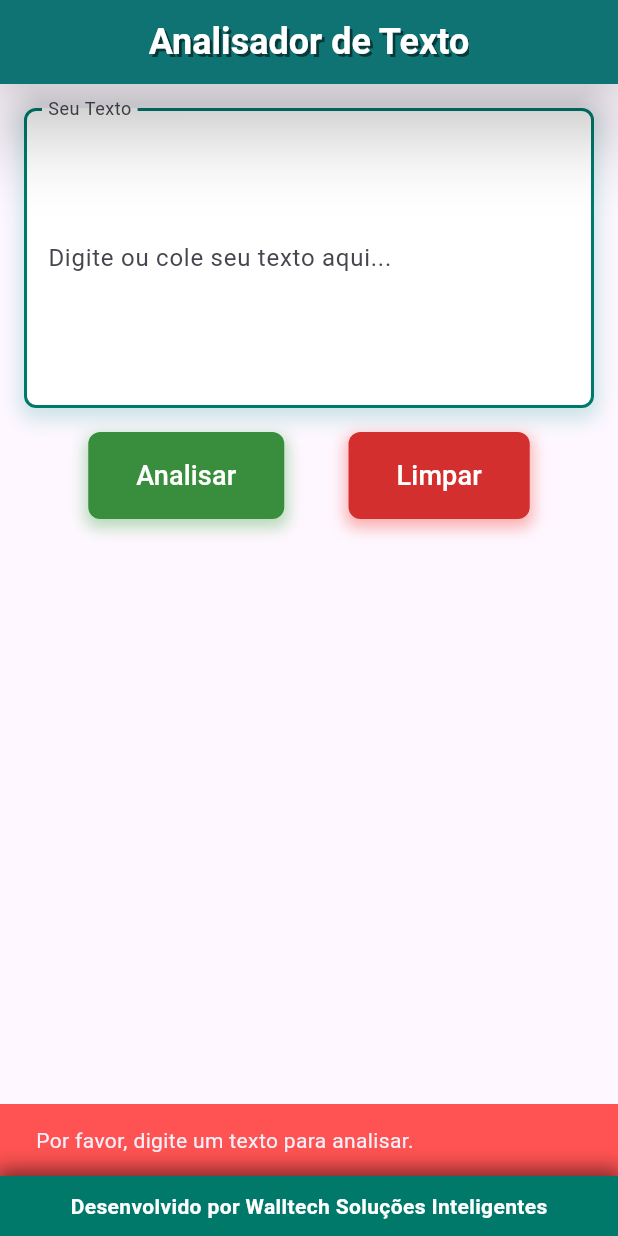
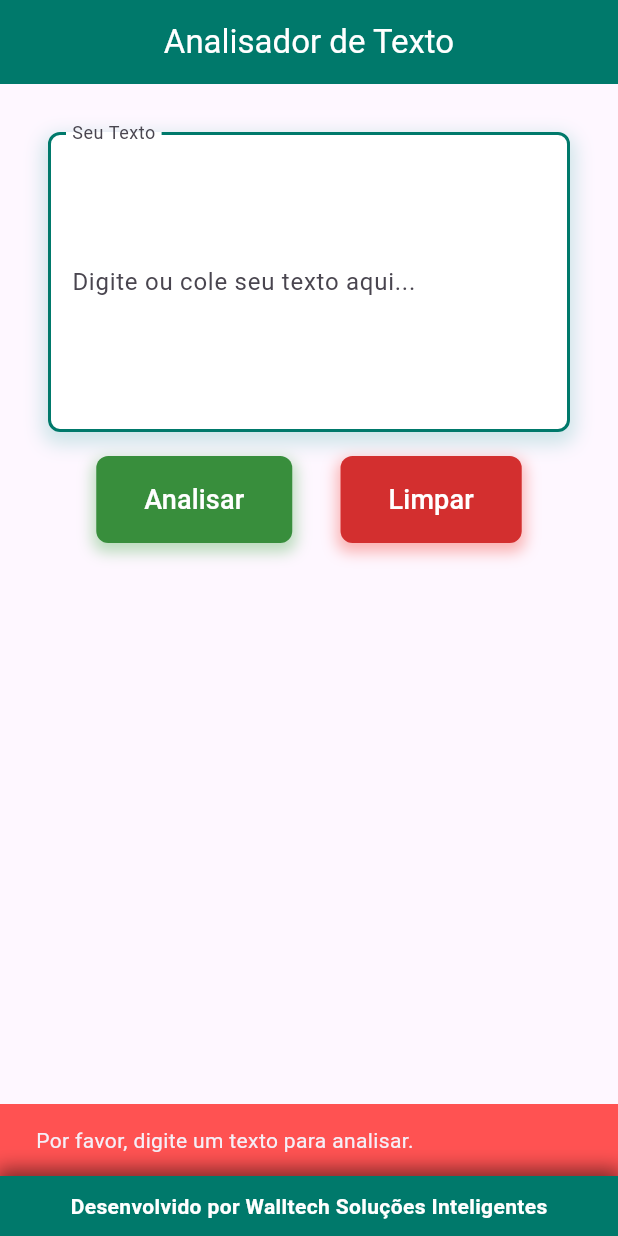
Before and after one commit to wsfroes/meu_primeiro_app_flutter, a Flutter app: the screen it shows after launch, after a tap on "Analisar", on a phone screen of 412 x 824 dp. Run offline on Flutter 3.47's test engine with Material 2 defaults, Android fonts, the phone set to English and light mode, and no system bars.

Commit message:
Add Tela de Resultados

```diff
--- a/meu_app/lib/telas/tela_principal.dart
+++ b/meu_app/lib/telas/tela_principal.dart
@@ -1,9 +1,10 @@
 import 'package:flutter/material.dart';
+import 'tela_resultado.dart';
 import '../models/text_analysis.dart';
 import '../services/text_analyzer_service.dart';
 import '../widgets/action_buttons.dart';
-import '../widgets/summary_cards.dart';
-import '../widgets/word_frequency_list.dart';
+//import '../widgets/summary_cards.dart';
+//import '../widgets/word_frequency_list.dart';
 
 class TelaPrincipal extends StatefulWidget {
   const TelaPrincipal({super.key});
@@ -38,10 +39,22 @@ class _TelaPrincipalState extends State<TelaPrincipal> {
       return;
     }
 
+    // 1. Calcula a análise (fora do setState)
+    final TextAnalysis analysisResult = _analyzerService.analyzeText(text);
+
+    // 2. Limpa o estado da tela principal (opcional, mas bom)
     setState(() {
-      _analysis = _analyzerService.analyzeText(text);
-      _showResults = true;
+      _analysis = analysisResult;
+      _showResults = false; // Não mostramos mais aqui
     });
+
+    // 3. NAVEGA para a nova tela, passando os resultados
+    var push = Navigator.push(
+      context,
+      MaterialPageRoute(
+        builder: (context) => TelaResultados(analysis: analysisResult),
+      ),
+    );
   }
 
   // Limpa o texto e resultados
@@ -54,7 +67,6 @@ class _TelaPrincipalState extends State<TelaPrincipal> {
   void _clearResults() {
     setState(() {
       _analysis = TextAnalysis.empty();
-      _showResults = false;
     });
   }
 
@@ -114,7 +126,7 @@ class _TelaPrincipalState extends State<TelaPrincipal> {
   @override
   Widget build(BuildContext context) {
     return Scaffold(
-      appBar: AppBar(
+      /*appBar: AppBar(
         title: Stack(
           children: [
             Positioned(
@@ -139,10 +151,33 @@ class _TelaPrincipalState extends State<TelaPrincipal> {
             ),
           ],
         ),
+        elevation: 20,
+        shadowColor: Colors.black,
+      ),*/
+      appBar: AppBar(
+        title: const Text('Analisador de Texto'),
         centerTitle: true,
         backgroundColor: Colors.teal.shade700,
-        elevation: 20,
-        shadowColor: Colors.black,
+        foregroundColor: Colors.white,
+      ),
+      body: SingleChildScrollView(
+        child: Padding(
+          padding: const EdgeInsets.all(32.0),
+          child: Column(
+            crossAxisAlignment: CrossAxisAlignment.start,
+            children: [
+              // TextField
+              _buildTextField(),
+              const SizedBox(height: 16.0),
+
+              // Botões
+              ActionButtons(
+                onAnalyze: _analyzeText,
+                onClear: _handleClearButton,
+              ),
+            ],
+          ),
+        ),
       ),
       bottomNavigationBar: Container(
         height: 40.0,
@@ -165,33 +200,6 @@ class _TelaPrincipalState extends State<TelaPrincipal> {
               fontWeight: FontWeight.bold,
               color: Colors.white,
             ),
-          ),
-        ),
-      ),
-      body: SingleChildScrollView(
-        child: Padding(
-          padding: const EdgeInsets.all(16.0),
-          child: Column(
-            crossAxisAlignment: CrossAxisAlignment.start,
-            children: [
-              // TextField
-              _buildTextField(),
-              const SizedBox(height: 16.0),
-
-              // Botões
-              ActionButtons(
-                onAnalyze: _analyzeText,
-                onClear: _handleClearButton,
-              ),
-
-              // Resultados
-              if (_showResults) ...[
-                SummaryCards(analysis: _analysis),
-                const SizedBox(height: 32.0),
-                const Divider(),
-                WordFrequencyList(wordFrequency: _analysis.wordFrequency),
-              ],
-            ],
           ),
         ),
       ),
```
Also changed, not shown: meu_app/lib/telas/tela_resultado.dart (added, +42 -0 lines), meu_app/lib/widgets/summary_cards.dart (+0 -25 lines).
